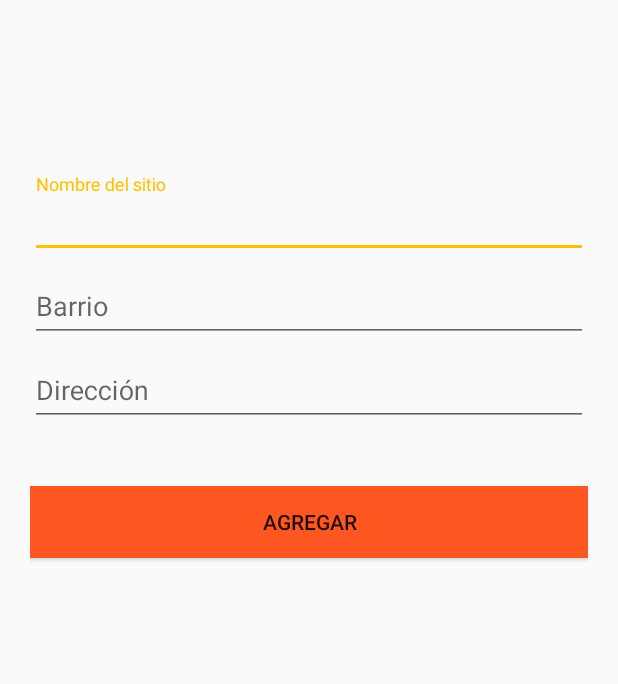
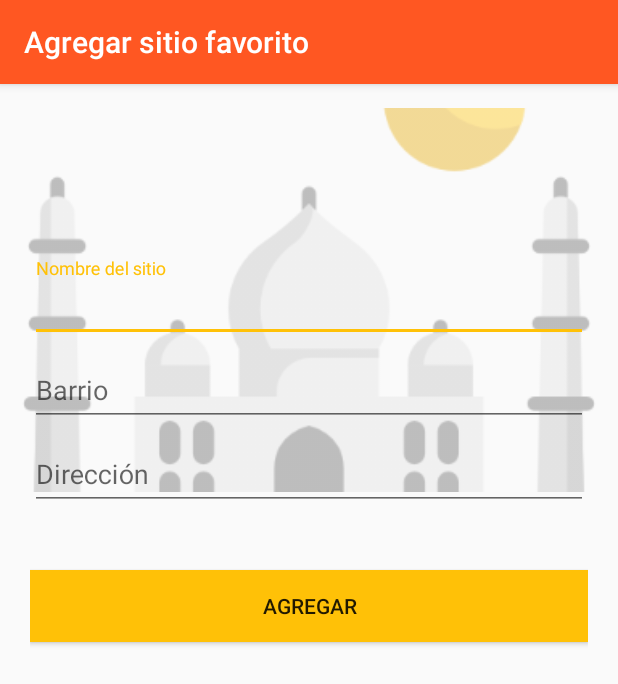
Before and after one commit to LauraCortes/PlanIt, an Android app: the AgregarSitioActivity screen opened directly, with no data from a screen before it, on a phone screen of 412 x 824 dp. Shown: the top 684 px of the screen. Run offline under Robolectric (Android 15) with nearby library versions, the phone set to English and light mode, and no system bars.

Commit message:
Arreglada visualización agregar Sitio

```diff
--- a/app/src/main/java/com/example/laura/planit/Activities/AgregarSitioActivity.java
+++ b/app/src/main/java/com/example/laura/planit/Activities/AgregarSitioActivity.java
@@ -22,7 +22,7 @@ public class AgregarSitioActivity extends AppCompatActivity{
     protected void onCreate(Bundle savedInstanceState) {
         super.onCreate(savedInstanceState);
         setContentView(R.layout.activity_agregar_sitios);
-        setSupportActionBar(((Toolbar)findViewById(R.id.toolbarAgregarSitio) ));
+        //setSupportActionBar(((Toolbar)findViewById(R.id.toolbarAgregarSitio) ));
         getSupportActionBar().setTitle("Agregar sitio favorito");
         txtNombre=(EditText)findViewById(R.id.txtNombreSitioFavorito);
         txtBarrio=(EditText)findViewById(R.id.txtBarrioFavorito);
--- a/app/src/main/res/layout/activity_agregar_sitios.xml
+++ b/app/src/main/res/layout/activity_agregar_sitios.xml
@@ -7,6 +7,17 @@
     android:theme="@style/AppTheme"
     tools:context=".Activities.AgregarSitioActivity">
 
+    <ImageView
+        android:layout_width="match_parent"
+        android:layout_height="wrap_content"
+        android:fitsSystemWindows="true"
+        android:scaleType="centerCrop"
+        android:src="@drawable/taj_mahal"
+        android:alpha=".50"
+        android:layout_marginTop="@dimen/card_margin"
+        android:layout_gravity="top"
+        app:layout_collapseMode="parallax" />
+
     <LinearLayout
         android:layout_width="fill_parent"
         android:layout_height="match_parent"
@@ -15,6 +26,7 @@
         android:paddingLeft="20dp"
         android:paddingRight="20dp"
         android:paddingTop="60dp">
+
 
         <android.support.design.widget.TextInputLayout
             android:layout_width="match_parent"
@@ -58,7 +70,7 @@
             android:layout_height="wrap_content"
             android:text="Agregar"
             android:onClick="agregarSitio"
-            android:background="@color/colorPrimary"
+            android:background="@color/colorAccent"
             android:layout_marginTop="40dp"/>
 
     </LinearLayout>
--- a/app/src/main/res/values/styles.xml
+++ b/app/src/main/res/values/styles.xml
@@ -6,8 +6,6 @@
         <item name="colorPrimary">@color/colorPrimary</item>
         <item name="colorPrimaryDark">@color/colorPrimaryDark</item>
         <item name="colorAccent">@color/colorAccent</item>
-        <item name="windowActionBar">false</item>
-        <item name="windowNoTitle">true</item>
     </style>
 
 </resources>
```
Also changed, not shown: app/src/main/res/drawable-xhdpi/taj_mahal.png (added).
